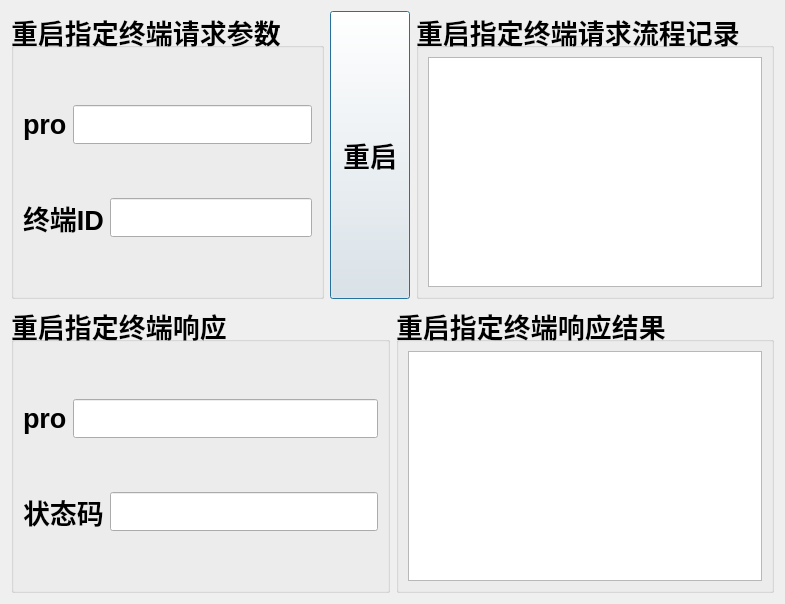
The window that restartmr.ui (guoshijiang/IspdNewCalibrator) describes before a commit, drawn with Qt 5.
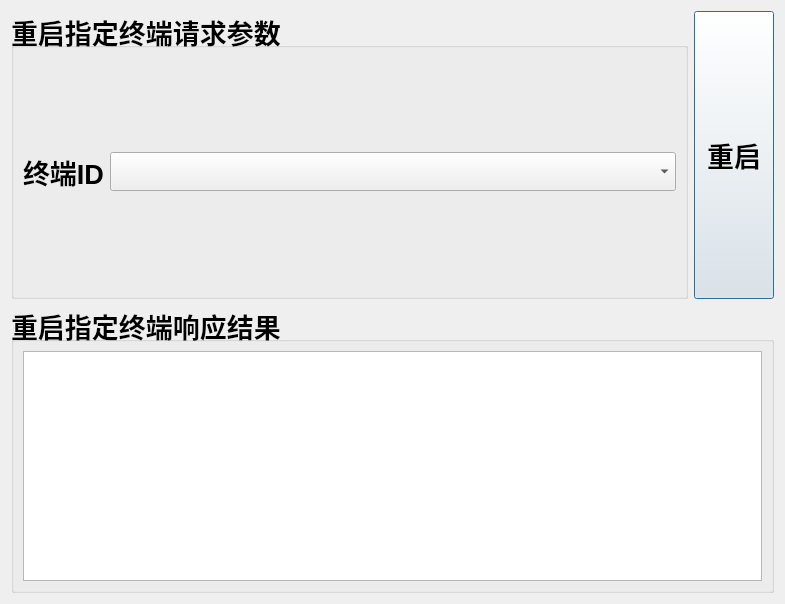
The same window after the commit.

What changed in the file:
```diff
--- a/restartmr.ui
+++ b/restartmr.ui
@@ -29,20 +29,6 @@
         <string>重启指定终端请求参数</string>
        </property>
        <layout class="QVBoxLayout" name="verticalLayout_2">
-        <item>
-         <layout class="QHBoxLayout" name="horizontalLayout_3">
-          <item>
-           <widget class="QLabel" name="label">
-            <property name="text">
-             <string>pro</string>
-            </property>
-           </widget>
-          </item>
-          <item>
-           <widget class="QLineEdit" name="lineEdit_req_pro"/>
-          </item>
-         </layout>
-        </item>
         <item>
          <layout class="QHBoxLayout" name="horizontalLayout_4">
           <item>
@@ -53,7 +39,14 @@
            </widget>
           </item>
           <item>
-           <widget class="QLineEdit" name="lineEdit_req_mi"/>
+           <widget class="QComboBox" name="comboBox_id">
+            <property name="sizePolicy">
+             <sizepolicy hsizetype="Expanding" vsizetype="Fixed">
+              <horstretch>0</horstretch>
+              <verstretch>0</verstretch>
+             </sizepolicy>
+            </property>
+           </widget>
           </item>
          </layout>
         </item>
@@ -80,81 +73,10 @@
        </property>
       </widget>
      </item>
-     <item>
-      <widget class="QGroupBox" name="groupBox_3">
-       <property name="font">
-        <font>
-         <pointsize>20</pointsize>
-         <weight>75</weight>
-         <bold>true</bold>
-        </font>
-       </property>
-       <property name="title">
-        <string>重启指定终端请求流程记录</string>
-       </property>
-       <layout class="QVBoxLayout" name="verticalLayout_3">
-        <item>
-         <widget class="QTextEdit" name="textEdit_log">
-          <property name="font">
-           <font>
-            <pointsize>12</pointsize>
-            <weight>50</weight>
-            <bold>false</bold>
-           </font>
-          </property>
-         </widget>
-        </item>
-       </layout>
-      </widget>
-     </item>
     </layout>
    </item>
    <item>
     <layout class="QHBoxLayout" name="horizontalLayout_2">
-     <item>
-      <widget class="QGroupBox" name="groupBox_2">
-       <property name="font">
-        <font>
-         <pointsize>20</pointsize>
-         <weight>75</weight>
-         <bold>true</bold>
-        </font>
-       </property>
-       <property name="title">
-        <string>重启指定终端响应</string>
-       </property>
-       <layout class="QVBoxLayout" name="verticalLayout_4">
-        <item>
-         <layout class="QHBoxLayout" name="horizontalLayout_5">
-          <item>
-           <widget class="QLabel" name="label_3">
-            <property name="text">
-             <string>pro</string>
-            </property>
-           </widget>
-          </item>
-          <item>
-           <widget class="QLineEdit" name="lineEdit_rep_pro"/>
-          </item>
-         </layout>
-        </item>
-        <item>
-         <layout class="QHBoxLayout" name="horizontalLayout_6">
-          <item>
-           <widget class="QLabel" name="label_4">
-            <property name="text">
-             <string>状态码</string>
-            </property>
-           </widget>
-          </item>
-          <item>
-           <widget class="QLineEdit" name="lineEdit_rep_status"/>
-          </item>
-         </layout>
-        </item>
-       </layout>
-      </widget>
-     </item>
      <item>
       <widget class="QGroupBox" name="groupBox_4">
        <property name="font">
```
